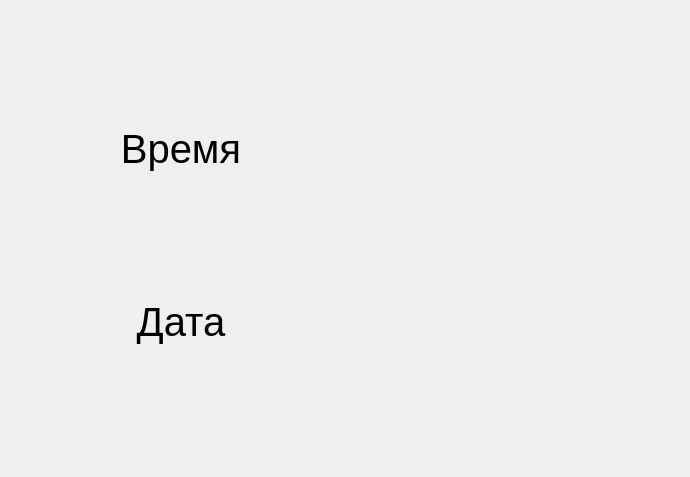
The window that app/gui/datetimepage.ui (VictoriaSin/ICPMonitor) describes before a commit, drawn with Qt 5.
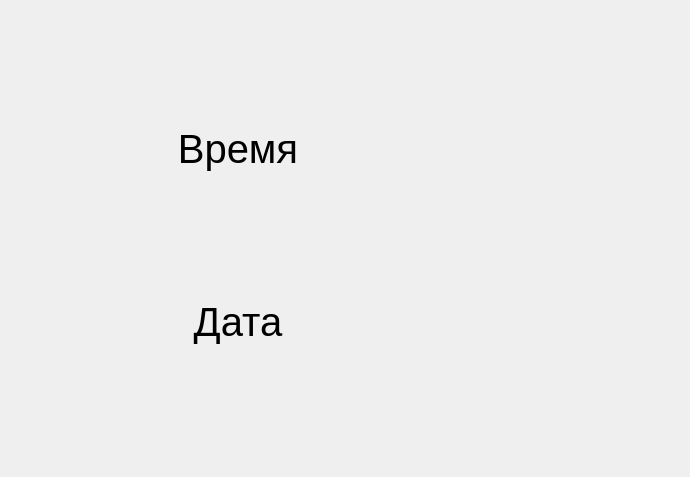
The same window after the commit. Custom widgets are drawn as their Qt base class.

Patch:
```diff
--- a/app/gui/datetimepage.ui
+++ b/app/gui/datetimepage.ui
@@ -11,12 +11,6 @@
    </rect>
   </property>
   <layout class="QHBoxLayout" name="horizontalLayout">
-   <property name="leftMargin">
-    <number>20</number>
-   </property>
-   <property name="rightMargin">
-    <number>20</number>
-   </property>
    <item>
     <layout class="QVBoxLayout" name="verticalLayout">
      <item>
@@ -40,6 +34,12 @@
          <verstretch>0</verstretch>
         </sizepolicy>
        </property>
+       <property name="maximumSize">
+        <size>
+         <width>400</width>
+         <height>16777215</height>
+        </size>
+       </property>
        <property name="font">
         <font>
          <pointsize>30</pointsize>
@@ -57,7 +57,7 @@
       <widget class="DecoratorSpinBox" name="inputTimeSpinBox" native="true">
        <property name="maximumSize">
         <size>
-         <width>500</width>
+         <width>400</width>
          <height>16777215</height>
         </size>
        </property>
@@ -91,7 +91,7 @@
        </property>
        <property name="maximumSize">
         <size>
-         <width>500</width>
+         <width>400</width>
          <height>16777215</height>
         </size>
        </property>
@@ -112,7 +112,7 @@
       <widget class="DecoratorSpinBox" name="inputDateSpinBox" native="true">
        <property name="maximumSize">
         <size>
-         <width>500</width>
+         <width>400</width>
          <height>16777215</height>
         </size>
        </property>
@@ -139,14 +139,27 @@
     </layout>
    </item>
    <item>
+    <layout class="QVBoxLayout" name="verticalLayout_2">
+     <property name="topMargin">
+      <number>20</number>
+     </property>
+     <property name="bottomMargin">
+      <number>20</number>
+     </property>
+     <item>
     <widget class="NumKeyboard" name="keyboardWidget" native="true">
      <property name="maximumSize">
       <size>
-       <width>375</width>
+         <width>180</width>
        <height>16777215</height>
       </size>
      </property>
-    </widget>
+       <property name="layoutDirection">
+        <enum>Qt::LeftToRight</enum>
+       </property>
+      </widget>
+     </item>
+    </layout>
    </item>
   </layout>
  </widget>
```
Lines whose indentation alone changed are shown as unchanged.
